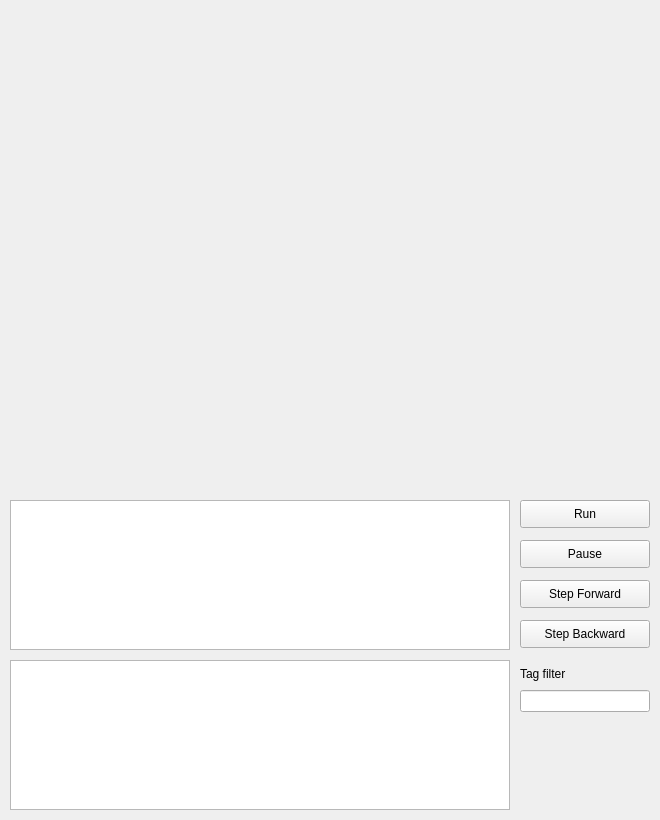
The window that src/Debugging/MainDebugWindow.ui (GroupDenseKitchen/KitchenOccupation) describes before a commit, drawn with Qt 5.
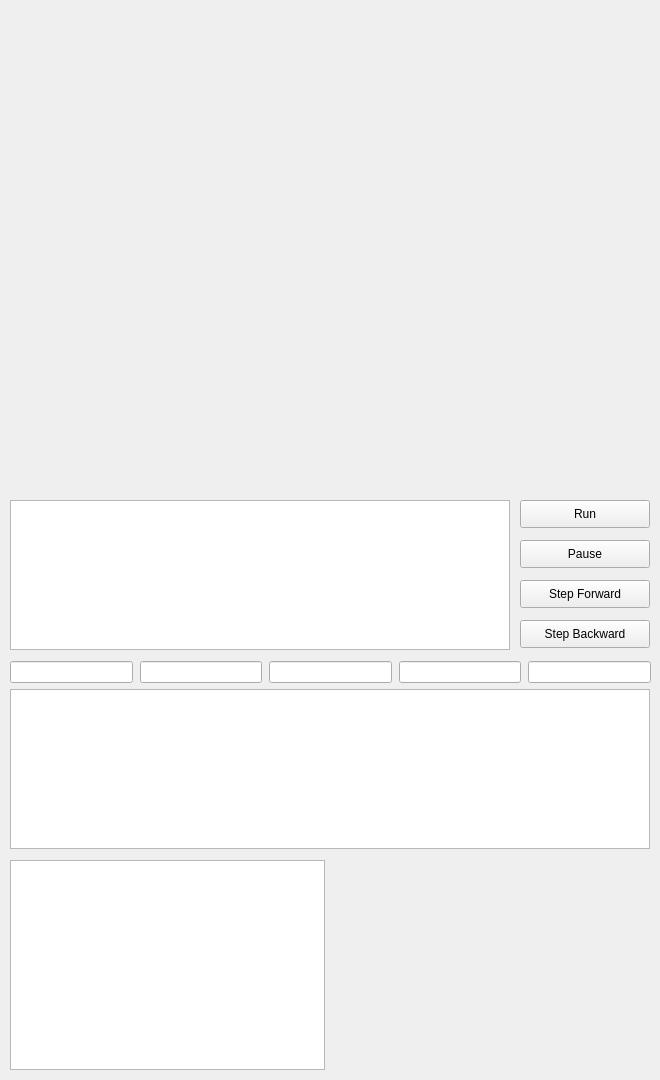
The same window after the commit.

Commit message:
Added filter ability for all fields
Also started on profiling window

```diff
--- a/src/Debugging/MainDebugWindow.ui
+++ b/src/Debugging/MainDebugWindow.ui
@@ -7,7 +7,7 @@
     <x>0</x>
     <y>0</y>
     <width>660</width>
-    <height>820</height>
+    <height>1080</height>
    </rect>
   </property>
   <property name="windowTitle">
@@ -119,34 +119,92 @@
     <property name="geometry">
      <rect>
       <x>10</x>
-      <y>660</y>
-      <width>500</width>
-      <height>150</height>
+      <y>689</y>
+      <width>640</width>
+      <height>160</height>
      </rect>
     </property>
    </widget>
-   <widget class="QLabel" name="tagFilterLabel">
+   <widget class="QTreeView" name="treeView">
     <property name="geometry">
      <rect>
-      <x>520</x>
-      <y>660</y>
-      <width>130</width>
-      <height>28</height>
+      <x>10</x>
+      <y>860</y>
+      <width>315</width>
+      <height>210</height>
      </rect>
     </property>
-    <property name="text">
-     <string>Tag filter</string>
-    </property>
    </widget>
-   <widget class="QLineEdit" name="tagFilterLineEdit">
+   <widget class="QWidget" name="">
     <property name="geometry">
      <rect>
-      <x>520</x>
-      <y>690</y>
-      <width>130</width>
-      <height>22</height>
+      <x>10</x>
+      <y>660</y>
+      <width>641</width>
+      <height>24</height>
      </rect>
     </property>
+    <layout class="QHBoxLayout" name="filterHBox">
+     <property name="spacing">
+      <number>7</number>
+     </property>
+     <item>
+      <widget class="QLineEdit" name="timeFilterLineEdit">
+       <property name="maximumSize">
+        <size>
+         <width>16777215</width>
+         <height>16777215</height>
+        </size>
+       </property>
+      </widget>
+     </item>
+     <item>
+      <widget class="QLineEdit" name="tagFilterLineEdit">
+       <property name="maximumSize">
+        <size>
+         <width>16777215</width>
+         <height>16777215</height>
+        </size>
+       </property>
+      </widget>
+     </item>
+     <item>
+      <widget class="QLineEdit" name="messageFilterLineEdit">
+       <property name="maximumSize">
+        <size>
+         <width>16777215</width>
+         <height>16777215</height>
+        </size>
+       </property>
+      </widget>
+     </item>
+     <item>
+      <widget class="QLineEdit" name="callingFuncFilterLineEdit">
+       <property name="sizePolicy">
+        <sizepolicy hsizetype="Expanding" vsizetype="Fixed">
+         <horstretch>0</horstretch>
+         <verstretch>0</verstretch>
+        </sizepolicy>
+       </property>
+       <property name="maximumSize">
+        <size>
+         <width>16777215</width>
+         <height>16777215</height>
+        </size>
+       </property>
+      </widget>
+     </item>
+     <item>
+      <widget class="QLineEdit" name="lineNumberFilterLineEdit">
+       <property name="maximumSize">
+        <size>
+         <width>16777215</width>
+         <height>16777215</height>
+        </size>
+       </property>
+      </widget>
+     </item>
+    </layout>
    </widget>
   </widget>
  </widget>
```
The commit also changes 3 other files.
